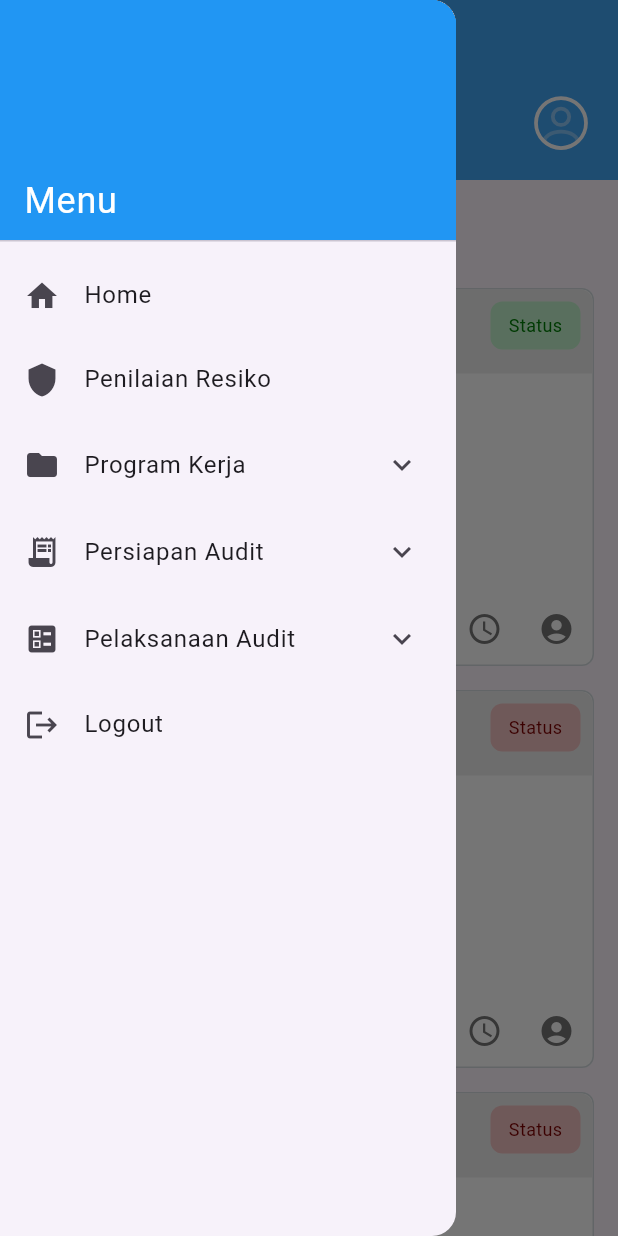
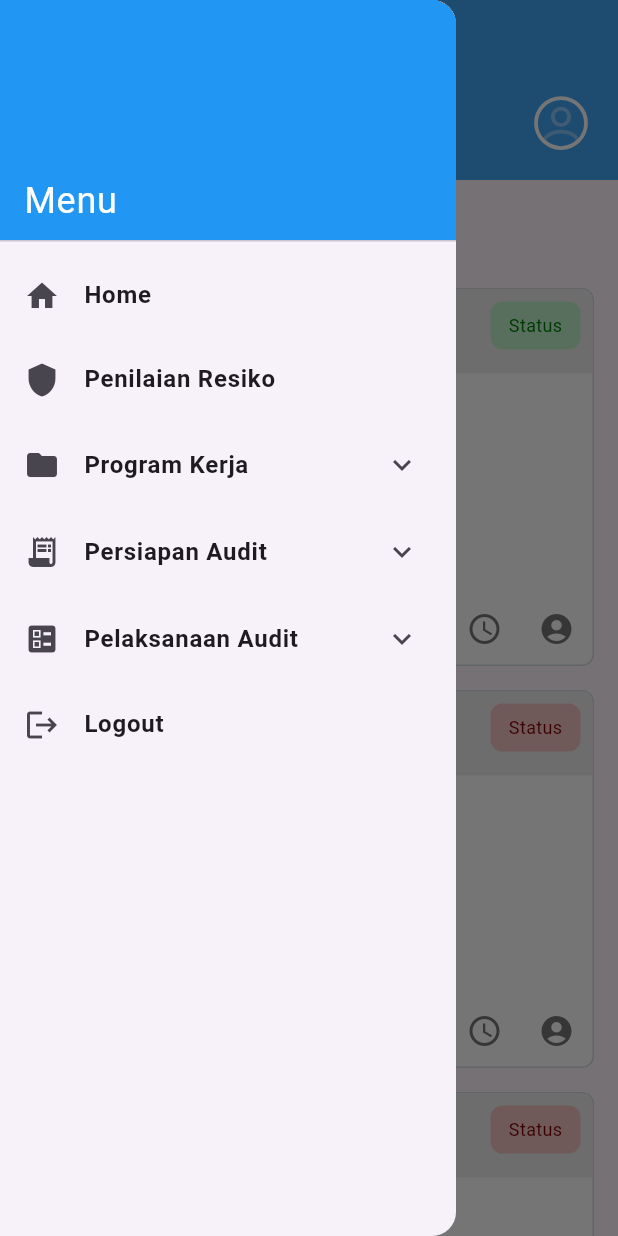
Before and after one commit to Choconut06/AuditApp_magang, a Flutter app: the BiayaPenugasanPage screen opened directly, with the side drawer open, on a phone screen of 412 x 824 dp. Run offline on Flutter 3.47's test engine with Material 3 defaults, Android fonts, the phone set to English and light mode, and no system bars; our stand-ins replace carousel_slider, flutter_svg.

Commit message:
Refine drawer style

```diff
--- a/lib/widget/sidebar.dart
+++ b/lib/widget/sidebar.dart
@@ -46,7 +46,9 @@ class _CustomDrawerState extends State<CustomDrawer> {
             ),
             ListTile(
               leading: const Icon(Icons.home),
-              title: const Text('Home'),
+              title: const Text('Home', style: TextStyle(
+                fontWeight: FontWeight.w600
+              ),),
               onTap: () {
                 Navigator.pushReplacement(
                   context,
@@ -56,7 +58,9 @@ class _CustomDrawerState extends State<CustomDrawer> {
             ),
             ListTile(
               leading: const Icon(Icons.shield),
-              title: const Text('Penilaian Resiko'),
+              title: const Text('Penilaian Resiko', style: TextStyle(
+                fontWeight: FontWeight.w600
+              ),),
               onTap: () {
                 Navigator.pushReplacement(
                   context,
@@ -69,10 +73,12 @@ class _CustomDrawerState extends State<CustomDrawer> {
             // Tile Program Kerja
             ExpansionTile(
               leading: const Icon(Icons.folder),
-              title: const Text("Program Kerja"),
+              title: const Text("Program Kerja", style: TextStyle(
+                fontWeight: FontWeight.w600
+              ),),
               children: [
                 ListTile(
-                  title: const Text('PKAT'),
+                  title: const Text('         PKAT'),
                   onTap: () {
                     Navigator.pushReplacement(
                       context,
@@ -81,7 +87,7 @@ class _CustomDrawerState extends State<CustomDrawer> {
                   },
                 ),
                 ListTile(
-                  title: const Text('Rencana Biaya'),
+                  title: const Text('         Rencana Biaya'),
                   onTap: () {
                     Navigator.pushReplacement(
                       context,
@@ -92,7 +98,7 @@ class _CustomDrawerState extends State<CustomDrawer> {
                   },
                 ),
                 ListTile(
-                  title: const Text('Dokumen PKAT'),
+                  title: const Text('         Dokumen PKAT'),
                   onTap: () {
                     Navigator.pushReplacement(
                       context,
@@ -107,10 +113,12 @@ class _CustomDrawerState extends State<CustomDrawer> {
             // Tile Persiapan Audit
             ExpansionTile(
               leading: const Icon(Icons.receipt_long),
-              title: const Text("Persiapan Audit"),
+              title: const Text("Persiapan Audit", style: TextStyle(
+                fontWeight: FontWeight.w600
+              ),),
               children: [
                 ListTile(
-                  title: const Text('Surat Pemberitahuan'),
+                  title: const Text('         Surat Pemberitahuan'),
                   onTap: () {
                     Navigator.pushReplacement(
                       context,
@@ -121,7 +129,7 @@ class _CustomDrawerState extends State<CustomDrawer> {
                   },
                 ),
                 ListTile(
-                  title: const Text('Program Audit'),
+                  title: const Text('         Program Audit'),
                   onTap: () {
                     Navigator.pushReplacement(
                       context,
@@ -132,7 +140,7 @@ class _CustomDrawerState extends State<CustomDrawer> {
                   },
                 ),
                 ListTile(
-                  title: const Text('Biaya Penugasan'),
+                  title: const Text('         Biaya Penugasan'),
                   onTap: () {
                     Navigator.pushReplacement(
                       context,
@@ -147,10 +155,16 @@ class _CustomDrawerState extends State<CustomDrawer> {
             // Tile Pelaksanaan Audit
             ExpansionTile(
               leading: const Icon(Icons.ballot),
-              title: const Text("Pelaksanaan Audit"),
+              title: const Text(
+                "Pelaksanaan Audit",
+                style: TextStyle(
+                  fontSize: 16,
+                  fontWeight: FontWeight.w600
+                ),
+              ),
               children: [
                 ListTile(
-                  title: const Text('Undangan Opening'),
+                  title: const Text('         Undangan Opening'),
                   onTap: () {
                     Navigator.pushReplacement(
                       context,
@@ -161,7 +175,7 @@ class _CustomDrawerState extends State<CustomDrawer> {
                   },
                 ),
                 ListTile(
-                  title: const Text('Opening Meeting'),
+                  title: const Text('         Opening Meeting'),
                   onTap: () {
                     Navigator.pushReplacement(
                       context,
@@ -172,7 +186,7 @@ class _CustomDrawerState extends State<CustomDrawer> {
                   },
                 ),
                 ListTile(
-                  title: const Text('Permintaan Dokumen'),
+                  title: const Text('         Permintaan Dokumen'),
                   onTap: () {
                     Navigator.pushReplacement(
                       context,
@@ -183,7 +197,7 @@ class _CustomDrawerState extends State<CustomDrawer> {
                   },
                 ),
                 ListTile(
-                  title: const Text('Pemenuhan Dokumen'),
+                  title: const Text('         Pemenuhan Dokumen'),
                   onTap: () {
                     Navigator.pushReplacement(
                       context,
@@ -194,7 +208,7 @@ class _CustomDrawerState extends State<CustomDrawer> {
                   },
                 ),
                 ListTile(
-                  title: const Text('Draft LHA'),
+                  title: const Text('         Draft LHA'),
                   onTap: () {
                     Navigator.pushReplacement(
                       context,
@@ -205,7 +219,7 @@ class _CustomDrawerState extends State<CustomDrawer> {
                   },
                 ),
                 ListTile(
-                  title: const Text('Review Draft LHA'),
+                  title: const Text('         Review Draft LHA'),
                   onTap: () {
                     Navigator.pushReplacement(
                       context,
@@ -216,7 +230,7 @@ class _CustomDrawerState extends State<CustomDrawer> {
                   },
                 ),
                 ListTile(
-                  title: const Text('Tanggapan'),
+                  title: const Text('         Tanggapan'),
                   onTap: () {
                     Navigator.pushReplacement(
                       context,
@@ -227,7 +241,7 @@ class _CustomDrawerState extends State<CustomDrawer> {
                   },
                 ),
                 ListTile(
-                  title: const Text('Temuan'),
+                  title: const Text('         Temuan'),
                   onTap: () {
                     Navigator.pushReplacement(
                       context,
@@ -238,7 +252,7 @@ class _CustomDrawerState extends State<CustomDrawer> {
                   },
                 ),
                 ListTile(
-                  title: const Text('Undangan Closing'),
+                  title: const Text('         Undangan Closing'),
                   onTap: () {
                     Navigator.pushReplacement(
                       context,
@@ -249,7 +263,7 @@ class _CustomDrawerState extends State<CustomDrawer> {
                   },
                 ),
                 ListTile(
-                  title: const Text('Closing Meeting'),
+                  title: const Text('         Closing Meeting'),
                   onTap: () {
                     Navigator.pushReplacement(
                       context,
@@ -260,7 +274,7 @@ class _CustomDrawerState extends State<CustomDrawer> {
                   },
                 ),
                 ListTile(
-                  title: const Text('Komitmen'),
+                  title: const Text('         Komitmen'),
                   onTap: () {
                     Navigator.pushReplacement(
                       context,
@@ -274,7 +288,9 @@ class _CustomDrawerState extends State<CustomDrawer> {
             ),
             ListTile(
               leading: const Icon(Icons.logout),
-              title: const Text('Logout'),
+              title: const Text('Logout', style: TextStyle(
+                fontWeight: FontWeight.w600
+              ),),
               onTap: () {
                 Navigator.pushReplacement(
                   context,
```
